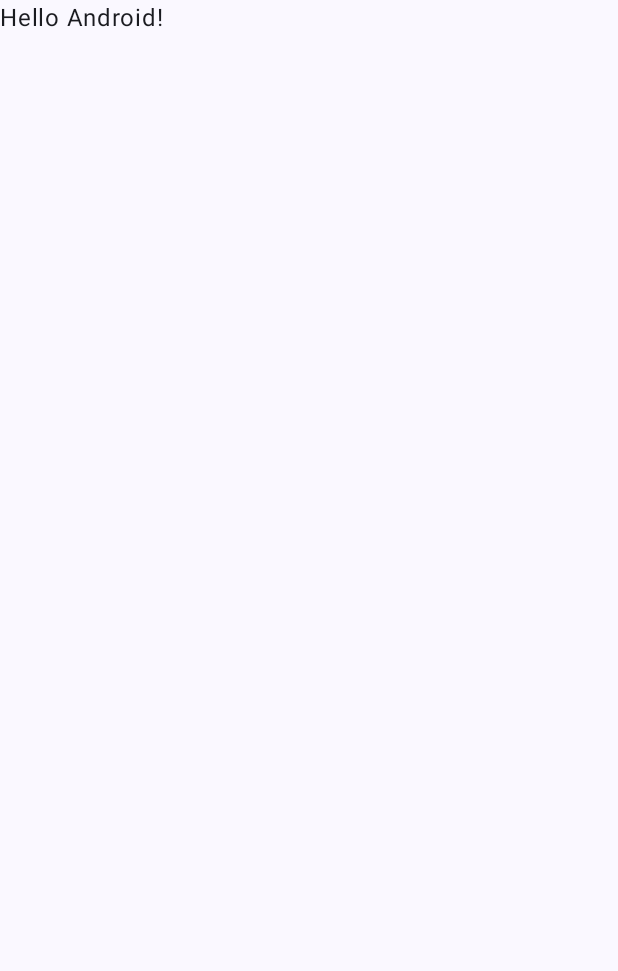
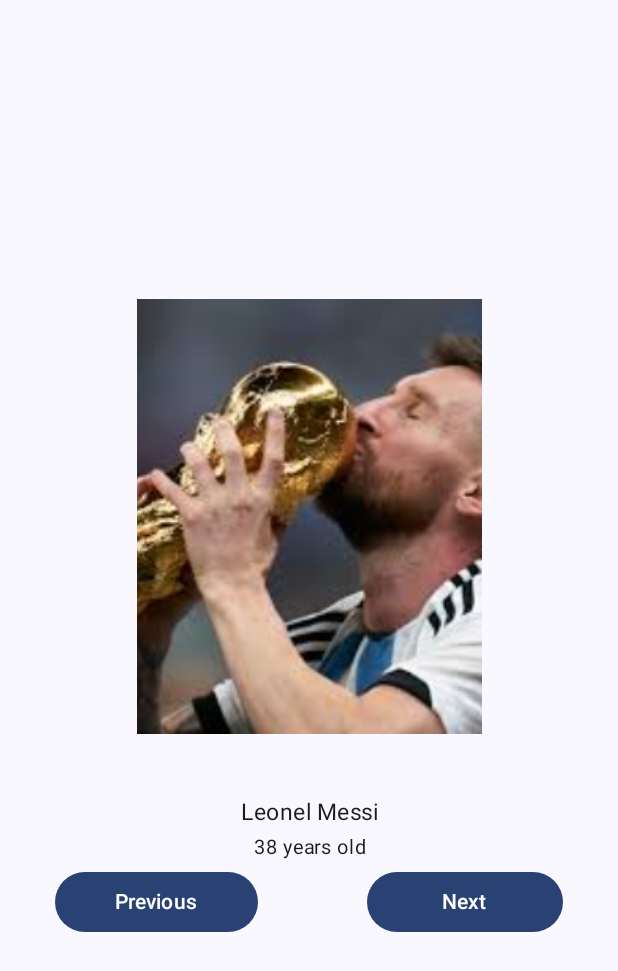
Before and after one commit to mataverrick/athlete-gallery, an Android app built with Jetpack Compose: the screen it shows after launch (MainActivity), on a phone screen of 412 x 824 dp. Before the commit the part shown is almost empty. Shown: the top 971 px of the screen. Run offline under Robolectric (Android 15) with nearby library versions, the phone set to English and light mode, and no system bars.

Commit message:
low fidelity

```diff
--- a/app/src/main/java/com/example/athletegallery/MainActivity.kt
+++ b/app/src/main/java/com/example/athletegallery/MainActivity.kt
@@ -1,16 +1,38 @@
 package com.example.athletegallery
 
 import android.os.Bundle
+import android.view.Display
 import androidx.activity.ComponentActivity
 import androidx.activity.compose.setContent
 import androidx.activity.enableEdgeToEdge
+import androidx.compose.foundation.Image
+import androidx.compose.foundation.gestures.scrollable
+import androidx.compose.foundation.layout.Arrangement
+import androidx.compose.foundation.layout.Column
+import androidx.compose.foundation.layout.PaddingValues
+import androidx.compose.foundation.layout.Row
 import androidx.compose.foundation.layout.fillMaxSize
+import androidx.compose.foundation.layout.fillMaxWidth
+import androidx.compose.foundation.layout.height
 import androidx.compose.foundation.layout.padding
+import androidx.compose.foundation.layout.size
+import androidx.compose.foundation.layout.width
+import androidx.compose.foundation.rememberScrollState
+import androidx.compose.foundation.verticalScroll
+import androidx.compose.material3.Button
 import androidx.compose.material3.Scaffold
 import androidx.compose.material3.Text
 import androidx.compose.runtime.Composable
+import androidx.compose.ui.Alignment
 import androidx.compose.ui.Modifier
+import androidx.compose.ui.layout.ContentScale
+import androidx.compose.ui.layout.ModifierLocalBeyondBoundsLayout
+import androidx.compose.ui.res.painterResource
+import androidx.compose.ui.text.font.Font
+import androidx.compose.ui.text.style.TextAlign
 import androidx.compose.ui.tooling.preview.Preview
+import androidx.compose.ui.unit.dp
+import androidx.compose.ui.unit.sp
 import com.example.athletegallery.ui.theme.AthleteGalleryTheme
 
 class MainActivity : ComponentActivity() {
@@ -20,9 +42,10 @@ class MainActivity : ComponentActivity() {
         setContent {
             AthleteGalleryTheme {
                 Scaffold(modifier = Modifier.fillMaxSize()) { innerPadding ->
-                    Greeting(
-                        name = "Android",
-                        modifier = Modifier.padding(innerPadding)
+                    DisplayLayout(
+                        modifier = Modifier
+                            .padding(innerPadding)
+                            .fillMaxSize().verticalScroll(rememberScrollState())
                     )
                 }
             }
@@ -31,17 +54,66 @@ class MainActivity : ComponentActivity() {
 }
 
 @Composable
-fun Greeting(name: String, modifier: Modifier = Modifier) {
-    Text(
-        text = "Hello $name!",
-        modifier = modifier
-    )
+fun DisplayImage() {
+    Column(modifier = Modifier.padding(bottom = 40.dp)) {
+        Image(
+            painter = painterResource(R.drawable.messi),
+            contentDescription = null,
+            contentScale = ContentScale.Crop,
+            modifier = Modifier.width(230.dp).height(290.dp)
+        )
+    }
+}
+
+@Composable
+fun DisplayInformation(modifier: Modifier) {
+    Column(
+        modifier,
+        horizontalAlignment = Alignment.CenterHorizontally,
+        verticalArrangement = Arrangement.Bottom
+    ) {
+        Text(
+            text = "Leonel Messi",
+            fontSize = 15.sp,
+            textAlign = TextAlign.Center
+        )
+        Text(
+            text = "38 years old",
+            fontSize = 13.sp,
+            textAlign = TextAlign.Center
+        )
+    }
+}
+
+@Composable
+fun DisplayLayout(modifier: Modifier) {
+    Column(
+        modifier, horizontalAlignment = Alignment.CenterHorizontally,
+        verticalArrangement = Arrangement.Center
+    ) {
+        DisplayImage()
+        DisplayInformation(modifier = Modifier.fillMaxWidth())
+        Row(
+            modifier = Modifier
+                .fillMaxWidth(),
+            horizontalArrangement = Arrangement.SpaceAround
+        ) {
+            Button(
+                onClick = {},
+                contentPadding = PaddingValues(horizontal = 40.dp)
+            ) { Text(text = "Previous") }
+            Button(
+                onClick = {},
+                contentPadding = PaddingValues(horizontal = 50.dp)
+            ) { Text(text = "Next") }
+        }
+    }
 }
 
 @Preview(showBackground = true)
 @Composable
 fun GreetingPreview() {
     AthleteGalleryTheme {
-        Greeting("Android")
+        DisplayLayout(modifier = Modifier.fillMaxSize())
     }
 }
```
